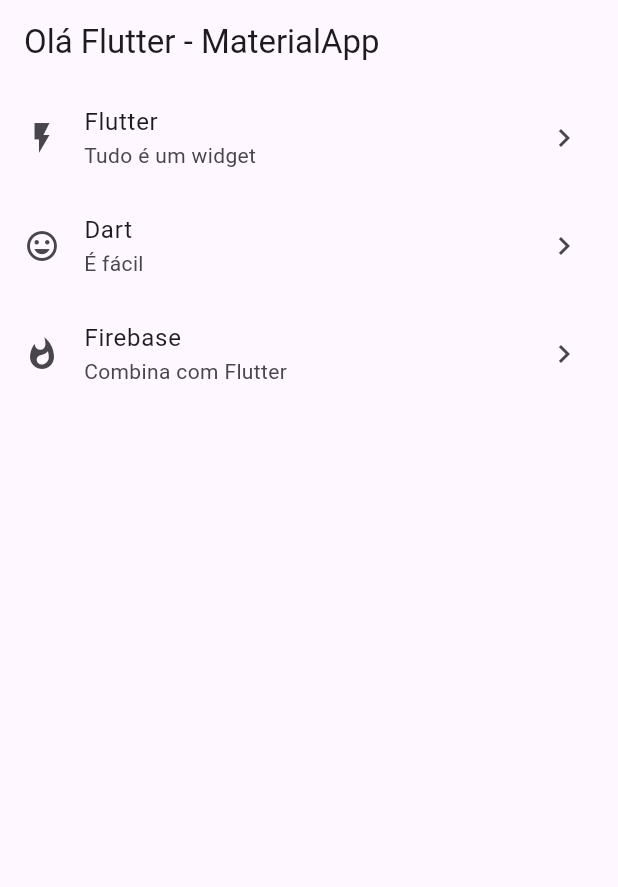
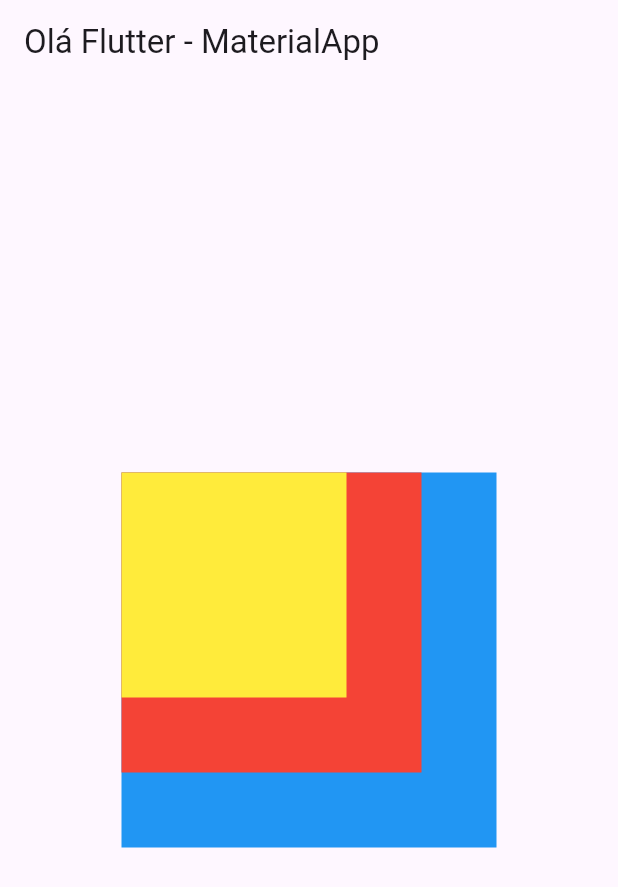
Before and after one commit to Larissa-Gnandt/app-flutter, a Flutter app: the screen it shows after launch, on a phone screen of 412 x 824 dp. Shown: the top 887 px of the screen. Run offline on Flutter 3.47's test engine with Material 3 defaults, Android fonts, the phone set to English and light mode, and no system bars.

Commit message:
feat: cores

```diff
--- a/lib/main.dart
+++ b/lib/main.dart
@@ -1,4 +1,4 @@
-ãimport 'package:flutter/material.dart';
+import 'package:flutter/material.dart';
 
 void main() {
   return runApp(
@@ -19,27 +19,26 @@ class StatelessWidgetExemplo extends StatelessWidget {
       appBar: AppBar(
         title: Text(_appBarTitle),
       ),
-      body: ListView(
-        children: [
-          ListTile(
-            title: Text('Flutter'),
-            subtitle: Text('Tudo é um widget'),
-            leading: Icon(Icons.flash_on),
-            trailing: Icon(Icons.keyboard_arrow_right),
-          ),
-          ListTile(
-            title: Text('Dart'),
-            subtitle: Text('É fácil'),
-            leading: Icon(Icons.mood),
-            trailing: Icon(Icons.keyboard_arrow_right),
-          ),
-          ListTile(
-            title: Text('Firebase'),
-            subtitle: Text('Combina com Flutter'),
-            leading: Icon(Icons.whatshot),
-            trailing: Icon(Icons.keyboard_arrow_right),
-          ),
-        ],
+      body: Center(
+        child: Stack(
+          children: [
+            Container(
+              width: 250,
+              height: 250,
+              color: Colors.blue,
+            ),
+            Container(
+              width: 200,
+              height: 200,
+              color: Colors.red,
+            ),
+            Container(
+              width: 150,
+              height: 150,
+              color: Colors.yellow,
+            ),
+          ],
+        ),
       ),
     );
   }
```
